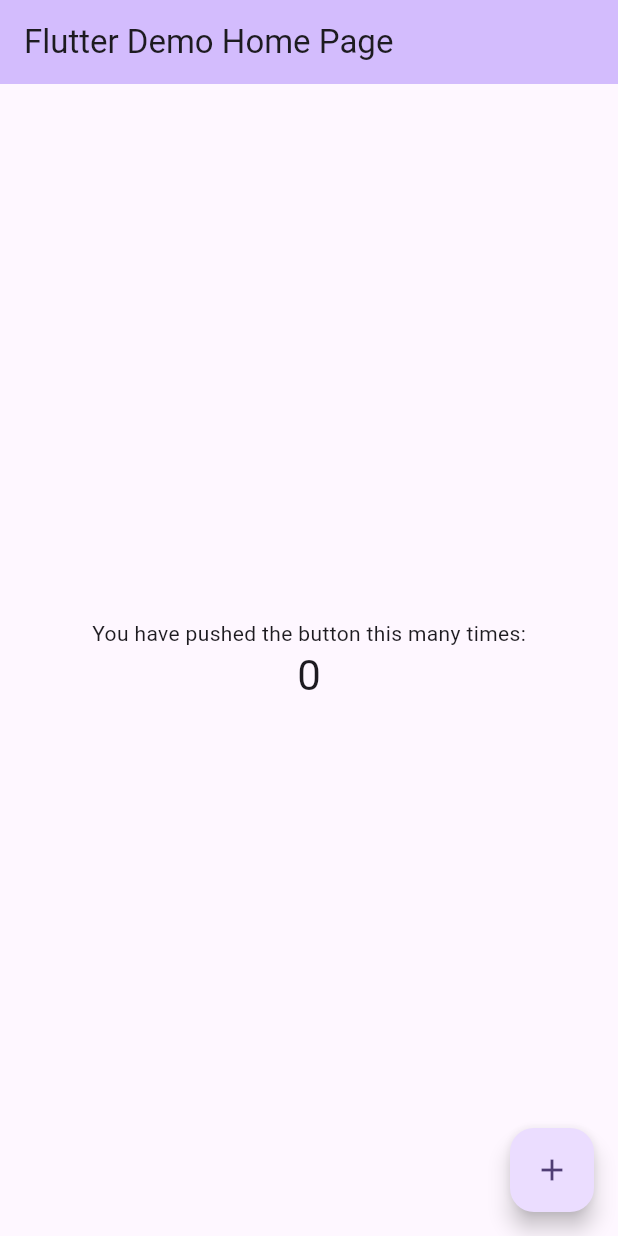
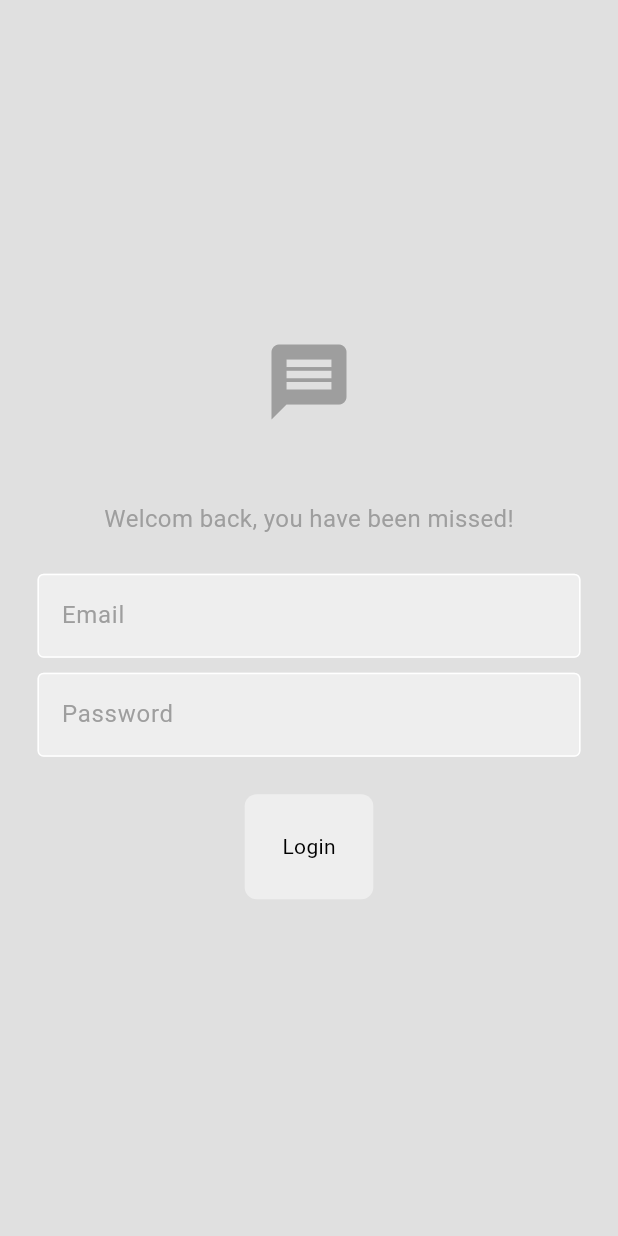
Before and after one commit to Korya25/chat, a Flutter app: the screen it shows after launch, on a phone screen of 412 x 824 dp. Run offline on Flutter 3.47's test engine with Material 3 defaults, Android fonts, the phone set to English and light mode, and no system bars.

Commit message:
add my text field to email and pasword and add my button to login and sign up

```diff
--- /dev/null
+++ b/lib/component/my_button.dart
@@ -0,0 +1,24 @@
+import 'package:flutter/material.dart';
+
+class MyButton extends StatelessWidget {
+  const MyButton({super.key, required this.text, required this.onTap});
+  final String text;
+  final Function() onTap;
+  @override
+  Widget build(BuildContext context) {
+    return GestureDetector(
+      onTap: onTap,
+      child: Container(
+        decoration: BoxDecoration(
+          color: Theme.of(context).colorScheme.secondary,
+          borderRadius: BorderRadius.circular(8),
+        ),
+        padding: const EdgeInsets.all(25),
+        margin: const EdgeInsets.symmetric(horizontal: 25),
+        child: Text(
+          text,
+        ),
+      ),
+    );
+  }
+}
--- /dev/null
+++ b/lib/component/my_text_field.dart
@@ -0,0 +1,35 @@
+import 'package:flutter/material.dart';
+
+class MyTextField extends StatelessWidget {
+  const MyTextField({
+    super.key,
+    required this.hinText,
+    required this.obscureText,
+    required this.controller,
+  });
+  final String hinText;
+  final bool obscureText;
+  final TextEditingController controller;
+  @override
+  Widget build(BuildContext context) {
+    return Padding(
+      padding: const EdgeInsets.symmetric(horizontal: 25.0),
+      child: TextField(
+        controller: controller,
+        obscureText: obscureText,
+        decoration: InputDecoration(
+          enabledBorder: OutlineInputBorder(
+              borderSide:
+                  BorderSide(color: Theme.of(context).colorScheme.tertiary)),
+          focusedBorder: OutlineInputBorder(
+              borderSide:
+                  BorderSide(color: Theme.of(context).colorScheme.primary)),
+          fillColor: Theme.of(context).colorScheme.secondary,
+          filled: true,
+          hintText: hinText,
+          hintStyle: TextStyle(color: Theme.of(context).colorScheme.primary),
+        ),
+      ),
+    );
+  }
+}
--- a/lib/main.dart
+++ b/lib/main.dart
@@ -1,3 +1,5 @@
+import 'package:chat/pages/login_page.dart';
+import 'package:chat/theme/light_mode.dart';
 import 'package:flutter/material.dart';
 
 void main() {
@@ -11,115 +13,8 @@
   @override
   Widget build(BuildContext context) {
     return MaterialApp(
-      title: 'Flutter Demo',
-      theme: ThemeData(
-        // This is the theme of your application.
-        //
-        // TRY THIS: Try running your application with "flutter run". You'll see
-        // the application has a purple toolbar. Then, without quitting the app,
-        // try changing the seedColor in the colorScheme below to Colors.green
-        // and then invoke "hot reload" (save your changes or press the "hot
-        // reload" button in a Flutter-supported IDE, or press "r" if you used
-        // the command line to start the app).
-        //
-        // Notice that the counter didn't reset back to zero; the application
-        // state is not lost during the reload. To reset the state, use hot
-        // restart instead.
-        //
-        // This works for code too, not just values: Most code changes can be
-        // tested with just a hot reload.
-        colorScheme: ColorScheme.fromSeed(seedColor: Colors.deepPurple),
-        useMaterial3: true,
-      ),
-      home: const MyHomePage(title: 'Flutter Demo Home Page'),
+      home: LoginPage(),
+      theme: lightMode,
     );
   }
 }
-
-class MyHomePage extends StatefulWidget {
-  const MyHomePage({super.key, required this.title});
-
-  // This widget is the home page of your application. It is stateful, meaning
-  // that it has a State object (defined below) that contains fields that affect
-  // how it looks.
-
-  // This class is the configuration for the state. It holds the values (in this
-  // case the title) provided by the parent (in this case the App widget) and
-  // used by the build method of the State. Fields in a Widget subclass are
-  // always marked "final".
-
-  final String title;
-
-  @override
-  State<MyHomePage> createState() => _MyHomePageState();
-}
-
-class _MyHomePageState extends State<MyHomePage> {
-  int _counter = 0;
-
-  void _incrementCounter() {
-    setState(() {
-      // This call to setState tells the Flutter framework that something has
-      // changed in this State, which causes it to rerun the build method below
-      // so that the display can reflect the updated values. If we changed
-      // _counter without calling setState(), then the build method would not be
-      // called again, and so nothing would appear to happen.
-      _counter++;
-    });
-  }
-
-  @override
-  Widget build(BuildContext context) {
-    // This method is rerun every time setState is called, for instance as done
-    // by the _incrementCounter method above.
-    //
-    // The Flutter framework has been optimized to make rerunning build methods
-    // fast, so that you can just rebuild anything that needs updating rather
-    // than having to individually change instances of widgets.
-    return Scaffold(
-      appBar: AppBar(
-        // TRY THIS: Try changing the color here to a specific color (to
-        // Colors.amber, perhaps?) and trigger a hot reload to see the AppBar
-        // change color while the other colors stay the same.
-        backgroundColor: Theme.of(context).colorScheme.inversePrimary,
-        // Here we take the value from the MyHomePage object that was created by
-        // the App.build method, and use it to set our appbar title.
-        title: Text(widget.title),
-      ),
-      body: Center(
-        // Center is a layout widget. It takes a single child and positions it
-        // in the middle of the parent.
-        child: Column(
-          // Column is also a layout widget. It takes a list of children and
-          // arranges them vertically. By default, it sizes itself to fit its
-          // children horizontally, and tries to be as tall as its parent.
-          //
-          // Column has various properties to control how it sizes itself and
-          // how it positions its children. Here we use mainAxisAlignment to
-          // center the children vertically; the main axis here is the vertical
-          // axis because Columns are vertical (the cross axis would be
-          // horizontal).
-          //
-          // TRY THIS: Invoke "debug painting" (choose the "Toggle Debug Paint"
-          // action in the IDE, or press "p" in the console), to see the
-          // wireframe for each widget.
-          mainAxisAlignment: MainAxisAlignment.center,
-          children: <Widget>[
-            const Text(
-              'You have pushed the button this many times:',
-            ),
-            Text(
-              '$_counter',
-              style: Theme.of(context).textTheme.headlineMedium,
-            ),
-          ],
-        ),
-      ),
-      floatingActionButton: FloatingActionButton(
-        onPressed: _incrementCounter,
-        tooltip: 'Increment',
-        child: const Icon(Icons.add),
-      ), // This trailing comma makes auto-formatting nicer for build methods.
-    );
-  }
-}
--- /dev/null
+++ b/lib/pages/login_page.dart
@@ -0,0 +1,71 @@
+import 'package:chat/component/my_button.dart';
+import 'package:chat/component/my_text_field.dart';
+import 'package:flutter/material.dart';
+
+class LoginPage extends StatelessWidget {
+  // Email and Ps controller
+  final TextEditingController _emailController = TextEditingController();
+  final TextEditingController _psController = TextEditingController();
+
+  // Login method
+  void login() {}
+  LoginPage({super.key});
+
+  @override
+  Widget build(BuildContext context) {
+    return Scaffold(
+      backgroundColor: Theme.of(context).colorScheme.surface,
+      body: Center(
+        child: Column(
+          mainAxisAlignment: MainAxisAlignment.center,
+          children: [
+            // Logo
+            Icon(
+              Icons.message,
+              size: 60,
+              color: Theme.of(context).colorScheme.primary,
+            ),
+
+            const SizedBox(height: 50),
+
+            // Welcom back message
+            Text(
+              'Welcom back, you have been missed!',
+              style: TextStyle(
+                color: Theme.of(context).colorScheme.primary,
+                fontSize: 16,
+              ),
+            ),
+
+            const SizedBox(height: 25),
+
+            // Email textfirld
+            MyTextField(
+              hinText: 'Email',
+              obscureText: false,
+              controller: _emailController,
+            ),
+
+            const SizedBox(height: 10),
+
+            // Ps textfirld
+            MyTextField(
+              hinText: 'Password',
+              obscureText: true,
+              controller: _psController,
+            ),
+
+            const SizedBox(height: 25),
+
+            // Login Button
+            MyButton(
+              text: 'Login',
+              onTap: login,
+            ),
+            // register now
+          ],
+        ),
+      ),
+    );
+  }
+}
--- a/lib/theme/light_mode.dart
+++ b/lib/theme/light_mode.dart
@@ -2,7 +2,7 @@ import 'package:flutter/material.dart';
 
 ThemeData lightMode = ThemeData(
   colorScheme: ColorScheme.light(
-    background: Colors.grey.shade300,
+    surface: Colors.grey.shade300,
     primary: Colors.grey.shade500,
     secondary: Colors.grey.shade200,
     tertiary: Colors.white,
```
